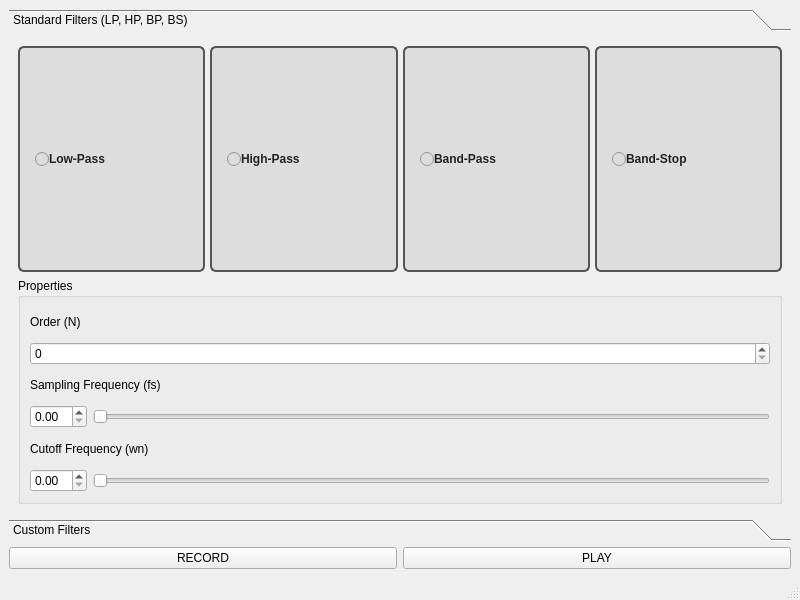
Above: mainwindow.ui from Rishab-S-K/voice_filter before the change. Below: the same form after it.
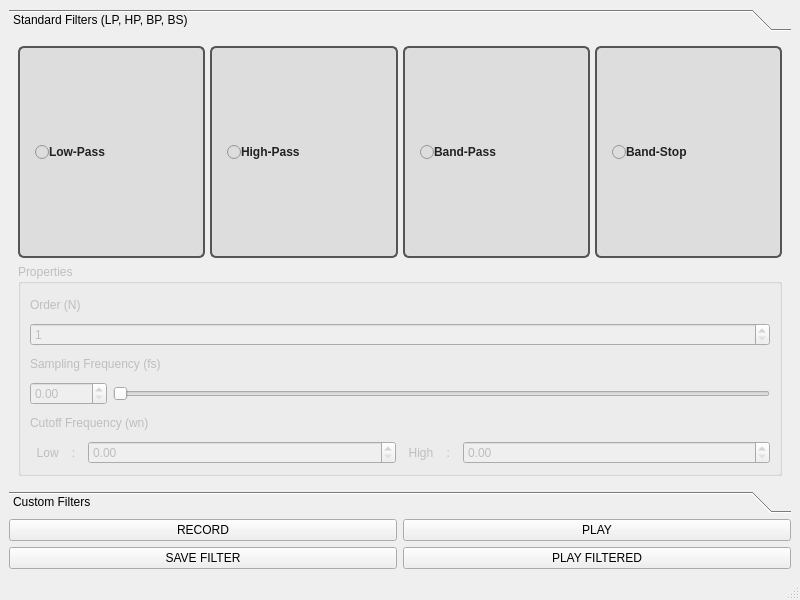
That is the form after the change.

Commit message: Added functionality to more buttons and made filters work?

```diff
--- a/mainwindow.ui
+++ b/mainwindow.ui
@@ -26,7 +26,7 @@
          <x>0</x>
          <y>0</y>
          <width>778</width>
-         <height>445</height>
+         <height>409</height>
         </rect>
        </property>
        <attribute name="label">
@@ -200,6 +200,9 @@
         </item>
         <item>
          <widget class="QGroupBox" name="groupBox">
+          <property name="enabled">
+           <bool>false</bool>
+          </property>
           <property name="title">
            <string>Properties</string>
           </property>
@@ -212,7 +215,14 @@
             </widget>
            </item>
            <item>
-            <widget class="QSpinBox" name="orderSpin"/>
+            <widget class="QSpinBox" name="orderSpin">
+             <property name="minimum">
+              <number>1</number>
+             </property>
+             <property name="maximum">
+              <number>10</number>
+             </property>
+            </widget>
            </item>
            <item>
             <widget class="QLabel" name="samplingLabel">
@@ -224,10 +234,26 @@
            <item>
             <layout class="QHBoxLayout" name="samplingLayout">
              <item>
-              <widget class="QDoubleSpinBox" name="samplingSpin"/>
+              <widget class="QDoubleSpinBox" name="samplingSpin">
+               <property name="maximum">
+                <double>96000.000000000000000</double>
+               </property>
+               <property name="singleStep">
+                <double>1000.000000000000000</double>
+               </property>
+               <property name="stepType">
+                <enum>QAbstractSpinBox::StepType::DefaultStepType</enum>
+               </property>
+              </widget>
              </item>
              <item>
               <widget class="QSlider" name="samplingSlider">
+               <property name="maximum">
+                <number>96000</number>
+               </property>
+               <property name="singleStep">
+                <number>100</number>
+               </property>
                <property name="orientation">
                 <enum>Qt::Orientation::Horizontal</enum>
                </property>
@@ -245,12 +271,45 @@
            <item>
             <layout class="QHBoxLayout" name="cutoffLayout">
              <item>
-              <widget class="QDoubleSpinBox" name="cutoffSpin"/>
+              <widget class="QLabel" name="label">
+               <property name="sizePolicy">
+                <sizepolicy hsizetype="Maximum" vsizetype="Preferred">
+                 <horstretch>0</horstretch>
+                 <verstretch>0</verstretch>
+                </sizepolicy>
+               </property>
+               <property name="text">
+                <string>  Low    :  </string>
+               </property>
+              </widget>
              </item>
              <item>
-              <widget class="QSlider" name="cutoffSlider">
-               <property name="orientation">
-                <enum>Qt::Orientation::Horizontal</enum>
+              <widget class="QDoubleSpinBox" name="cutoffSpin1">
+               <property name="singleStep">
+                <double>1000.000000000000000</double>
+               </property>
+              </widget>
+             </item>
+             <item>
+              <widget class="QLabel" name="label_2">
+               <property name="sizePolicy">
+                <sizepolicy hsizetype="Maximum" vsizetype="Preferred">
+                 <horstretch>0</horstretch>
+                 <verstretch>0</verstretch>
+                </sizepolicy>
+               </property>
+               <property name="text">
+                <string>  High    :  </string>
+               </property>
+              </widget>
+             </item>
+             <item>
+              <widget class="QDoubleSpinBox" name="cutoffSpin2">
+               <property name="enabled">
+                <bool>false</bool>
+               </property>
+               <property name="singleStep">
+                <double>1000.000000000000000</double>
                </property>
               </widget>
              </item>
@@ -277,21 +336,35 @@
      </widget>
     </item>
     <item>
-     <layout class="QHBoxLayout" name="horizontalLayout">
-      <item>
-       <widget class="QPushButton" name="record">
-        <property name="text">
-         <string>RECORD</string>
-        </property>
-       </widget>
-      </item>
-      <item>
+     <layout class="QGridLayout" name="gridLayout">
+      <item row="0" column="1">
        <widget class="QPushButton" name="play">
         <property name="text">
          <string>PLAY</string>
         </property>
        </widget>
       </item>
+      <item row="1" column="1">
+       <widget class="QPushButton" name="playFiltered">
+        <property name="text">
+         <string>PLAY FILTERED</string>
+        </property>
+       </widget>
+      </item>
+      <item row="0" column="0">
+       <widget class="QPushButton" name="record">
+        <property name="text">
+         <string>RECORD</string>
+        </property>
+       </widget>
+      </item>
+      <item row="1" column="0">
+       <widget class="QPushButton" name="saveFilter">
+        <property name="text">
+         <string>SAVE FILTER</string>
+        </property>
+       </widget>
+      </item>
      </layout>
     </item>
    </layout>
```
Left out of the diff: 12 changed lines with no effect on the pictures. The commit also changes 3 other files.
